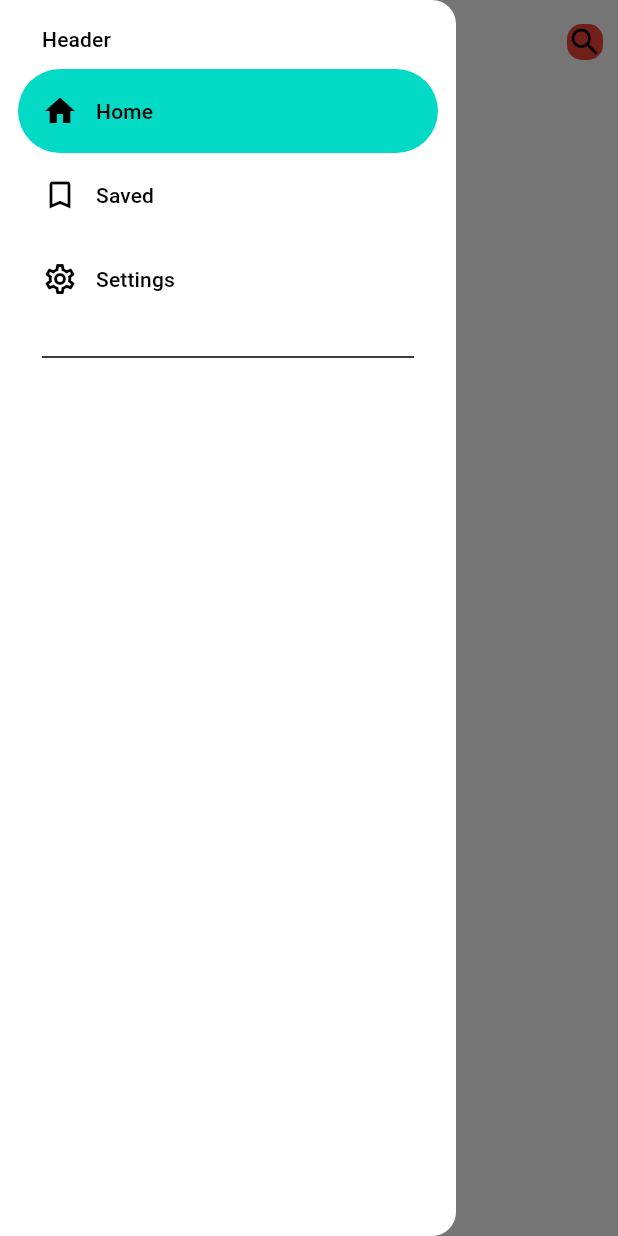
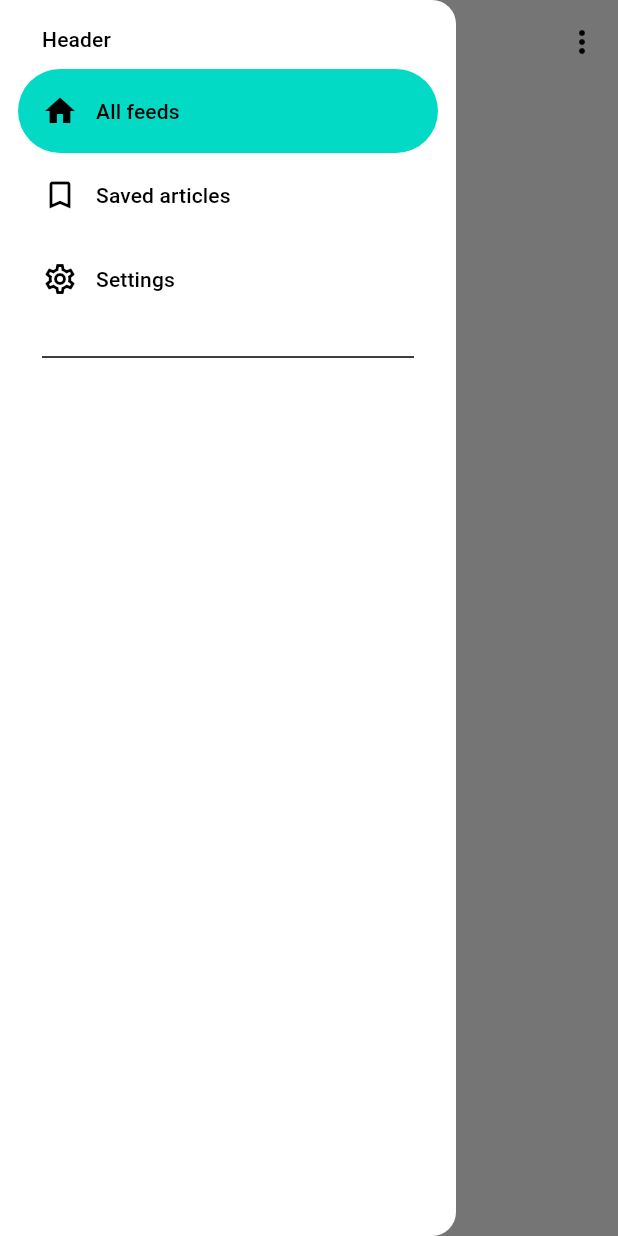
Before and after one commit to c-bv/rss_feed_reader_app, a Flutter app: the SettingsScreen screen opened directly, with the side drawer open, on a phone screen of 412 x 824 dp. Run offline on Flutter 3.47's test engine with Material 3 defaults, Android fonts, the phone set to English and light mode, and no system bars; our stand-ins replace animated_splash_screen, cloud_firestore, firebase_auth, firebase_core, flutter_dotenv, shared_preferences; accounts and stored records are empty.

Commit message:
Update imports and widget names in home_screen.dart and settings_screen.dart

```diff
--- a/lib/src/screens/home_screen.dart
+++ b/lib/src/screens/home_screen.dart
@@ -2,7 +2,8 @@ import 'package:cloud_firestore/cloud_firestore.dart';
 import 'package:flutter/material.dart';
 import 'package:rss_feed_reader_app/src/services/auth_service.dart';
 import 'package:rss_feed_reader_app/src/services/feeds_service.dart';
-import 'package:rss_feed_reader_app/src/widgets/main_scaffold.dart';
+import 'package:rss_feed_reader_app/src/widgets/app_bar.dart';
+import 'package:rss_feed_reader_app/src/widgets/nav_drawer.dart';
 
 class HomeScreen extends StatelessWidget {
   final AuthService _authService = AuthService();
@@ -12,7 +13,9 @@ class HomeScreen extends StatelessWidget {
 
   @override
   Widget build(BuildContext context) {
-    return MainScaffold(
+    return Scaffold(
+      appBar: const AppBarWidget(title: 'All Feeds'),
+      drawer: const NavDrawer(),
       body: Column(
         children: [
           ActionChip(
--- a/lib/src/screens/settings_screen.dart
+++ b/lib/src/screens/settings_screen.dart
@@ -1,12 +1,15 @@
 import 'package:flutter/material.dart';
-import 'package:rss_feed_reader_app/src/widgets/main_scaffold.dart';
+import 'package:rss_feed_reader_app/src/widgets/app_bar.dart';
+import 'package:rss_feed_reader_app/src/widgets/nav_drawer.dart';
 
 class SettingsScreen extends StatelessWidget {
   const SettingsScreen({super.key});
 
   @override
   Widget build(BuildContext context) {
-    return const MainScaffold(
+    return const Scaffold(
+      appBar: AppBarWidget(title: 'Settings'),
+      drawer: NavDrawer(),
       body: Text('Settings'),
     );
   }
--- a/lib/src/widgets/app_bar.dart
+++ b/lib/src/widgets/app_bar.dart
@@ -1,20 +1,14 @@
 import 'package:flutter/material.dart';
 
 class AppBarWidget extends StatelessWidget implements PreferredSizeWidget {
-  const AppBarWidget({super.key});
+  final String title;
+
+  const AppBarWidget({super.key, required this.title});
 
   @override
   Widget build(BuildContext context) {
     return AppBar(
-      title: const Text(
-        'RSS Feed Reader',
-        style: TextStyle(
-          color: Colors.black,
-          fontWeight: FontWeight.bold,
-        ),
-      ),
-      backgroundColor: Colors.white,
-      centerTitle: true,
+      title: Text(title),
       leading: Builder(
         builder: (context) => GestureDetector(
           onTap: () {
@@ -22,36 +16,56 @@ class AppBarWidget extends StatelessWidget implements PreferredSizeWidget {
           },
           child: Container(
             margin: const EdgeInsets.all(10),
-            decoration: BoxDecoration(
-              color: Colors.red,
-              borderRadius: BorderRadius.circular(10),
-            ),
-            child: const Icon(
-              Icons.menu,
-              color: Colors.black,
-            ),
+            child: const Icon(Icons.menu),
           ),
         ),
       ),
       actions: [
-        GestureDetector(
-          onTap: () {},
-          child: Container(
-            margin: const EdgeInsets.all(10),
-            decoration: BoxDecoration(
-              color: Colors.red,
-              borderRadius: BorderRadius.circular(10),
-            ),
-            child: const Icon(
-              Icons.search,
-              color: Colors.black,
-            ),
-          ),
+        PopupMenuButton<String>(
+          onSelected: (value) => _handleMenuSelection(context, value),
+          itemBuilder: (context) => _buildMenuItems(),
         ),
       ],
     );
   }
 
+  List<PopupMenuEntry<String>> _buildMenuItems() {
+    return [
+      const PopupMenuItem<String>(
+        value: 'settings',
+        child: ListTile(
+          leading: Icon(Icons.settings),
+          title: Text('Settings'),
+        ),
+      ),
+      const PopupMenuItem<String>(
+        value: 'profile',
+        child: ListTile(
+          leading: Icon(Icons.person),
+          title: Text('Profile'),
+        ),
+      ),
+      const PopupMenuItem<String>(
+        value: 'help',
+        child: ListTile(
+          leading: Icon(Icons.help),
+          title: Text('Help'),
+        ),
+      ),
+    ];
+  }
+
+  void _handleMenuSelection(BuildContext context, String value) {
+    switch (value) {
+      case 'settings':
+        break;
+      case 'profile':
+        break;
+      case 'help':
+        break;
+    }
+  }
+
   @override
   Size get preferredSize => const Size.fromHeight(kToolbarHeight);
 }
--- a/lib/src/widgets/main_scaffold.dart
+++ /dev/null
@@ -1,15 +0,0 @@
-import 'package:flutter/material.dart';
-import 'package:rss_feed_reader_app/src/widgets/app_bar.dart';
-import 'package:rss_feed_reader_app/src/widgets/nav_drawer.dart';
-
-class MainScaffold extends StatelessWidget {
-  final Widget body;
-
-  const MainScaffold({super.key, required this.body});
-
-  @override
-  Widget build(BuildContext context) {
-    return Scaffold(
-        appBar: const AppBarWidget(), drawer: const NavDrawer(), body: body);
-  }
-}
--- a/lib/src/widgets/nav_drawer.dart
+++ b/lib/src/widgets/nav_drawer.dart
@@ -14,9 +14,9 @@ class Destination {
 }
 
 const List<Destination> destinations = <Destination>[
-  Destination('Home', Icon(Icons.home_outlined), Icon(Icons.home)),
+  Destination('All feeds', Icon(Icons.home_outlined), Icon(Icons.home)),
   Destination(
-      'Saved', Icon(Icons.bookmark_border_outlined), Icon(Icons.bookmark)),
+      'Saved articles', Icon(Icons.bookmark_border_outlined), Icon(Icons.bookmark)),
   Destination('Settings', Icon(Icons.settings_outlined), Icon(Icons.settings)),
 ];
 
@@ -33,31 +33,27 @@ class _NavDrawerState extends State<NavDrawer> {
 
   void handleScreenChanged(int selectedScreen, NavProvider provider) {
     provider.setScreenIndex(selectedScreen);
-    Navigator.pop(context); // Close the drawer after selecting a destination
+    Navigator.pop(context);
 
     switch (selectedScreen) {
       case 0:
-        // Navigate to the HomeScreen
         Navigator.pushReplacement(
           context,
           MaterialPageRoute(builder: (context) => HomeScreen()),
         );
         break;
       case 1:
-        // Navigate to the RegisterScreen
         Navigator.pushReplacement(
           context,
           MaterialPageRoute(builder: (context) => const RegisterScreen()),
         );
         break;
       case 2:
-        // Navigate to the SettingsScreen
         Navigator.pushReplacement(
           context,
           MaterialPageRoute(builder: (context) => const SettingsScreen()),
         );
         break;
-      // Add more cases for additional screens if needed
     }
   }
 
```
